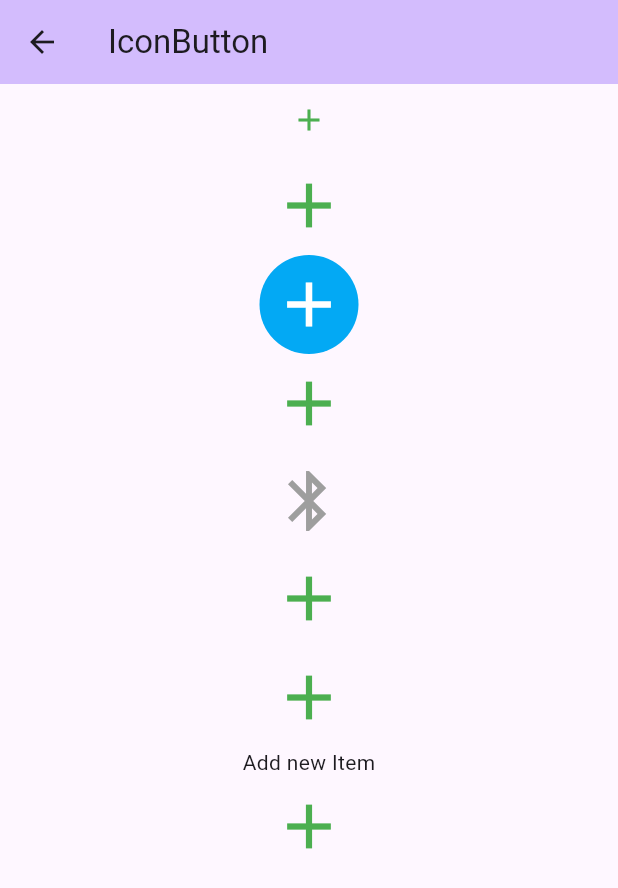
After one commit to azhar-chaudhari/flutter-examples, a Flutter app: the screen it shows after launch, in the side drawer, after a tap on "IconButton", on a phone screen of 412 x 824 dp. The commit adds this screen. Shown: the top 888 px of the screen. Run offline on Flutter 3.47's test engine with Material 2 defaults, Android fonts, the phone set to English and light mode, and no system bars.

Commit message:
icon button page

```diff
--- /dev/null
+++ b/lib/pages/icon_button_page.dart
@@ -0,0 +1,101 @@
+import 'package:flutter/material.dart';
+
+class IconButtonPage extends StatefulWidget {
+  const IconButtonPage({super.key});
+
+  @override
+  State<IconButtonPage> createState() => _IconButtonPageState();
+}
+
+class _IconButtonPageState extends State<IconButtonPage> {
+  @override
+  Widget build(BuildContext context) {
+    return Scaffold(
+        appBar: AppBar(
+          backgroundColor: Theme.of(context).colorScheme.inversePrimary,
+          title: const Text("IconButton"),
+        ),
+        body: SingleChildScrollView(
+            child: Center(
+          child: Column(children: [
+            IconButton(
+              icon: const Icon(
+                Icons.add,
+              ),
+              color: Colors.green,
+              onPressed: () {},
+            ),
+            IconButton(
+              icon: const Icon(
+                Icons.add,
+              ),
+              color: Colors.green,
+              iconSize: 50,
+              onPressed: () {},
+            ),
+            Ink(
+                decoration: const ShapeDecoration(
+                  color: Colors.lightBlue,
+                  shape: CircleBorder(),
+                ),
+                child: IconButton(
+                  icon: const Icon(
+                    Icons.add,
+                  ),
+                  color: Colors.white,
+                  iconSize: 50,
+                  onPressed: () {},
+                )),
+            IconButton(
+              icon: const Icon(
+                Icons.add,
+              ),
+              color: Colors.green,
+              splashColor: Colors.blue,
+              iconSize: 50,
+              onPressed: () {},
+            ),
+            IconButton(
+              icon: const Icon(Icons.bluetooth),
+              color: Colors.grey,
+              highlightColor: Colors.red,
+              hoverColor: Colors.green,
+              focusColor: Colors.purple,
+              splashColor: Colors.yellow,
+              disabledColor: Colors.amber,
+              iconSize: 48,
+              onPressed: () {},
+            ),
+            IconButton(
+              icon: const Icon(
+                Icons.add,
+              ),
+              tooltip: 'Add new Item (tooltip)',
+              color: Colors.green,
+              splashColor: Colors.blue,
+              iconSize: 50,
+              onPressed: () {},
+            ),
+            IconButton(
+              icon: const Icon(
+                Icons.add,
+              ),
+              color: Colors.green,
+              iconSize: 50,
+              onPressed: () {},
+            ),
+            const Text("Add new Item"),
+            IconButton(
+              icon: const Icon(
+                Icons.add,
+              ),
+              color: Colors.green,
+              tooltip: 'Alignment.bottomRight (tooltip)',
+              iconSize: 50,
+              alignment: Alignment.bottomRight,
+              onPressed: () {},
+            ),
+          ]),
+        )));
+  }
+}
--- a/lib/widgets/nav-drawer.dart
+++ b/lib/widgets/nav-drawer.dart
@@ -3,6 +3,7 @@ import 'package:flutter_examples/pages/button_page.dart';
 import 'package:flutter_examples/pages/checkbox_page.dart';
 import 'package:flutter_examples/pages/container_page.dart';
 import 'package:flutter_examples/pages/dropdown_page.dart';
+import 'package:flutter_examples/pages/icon_button_page.dart';
 import 'package:flutter_examples/pages/icon_page.dart';
 import 'package:flutter_examples/pages/image_page.dart';
 import 'package:flutter_examples/pages/margin_page.dart';
@@ -142,6 +143,17 @@ class NavDrawer extends StatelessWidget {
           ),
           ListTile(
             leading: const Icon(Icons.verified_user),
+            title: const Text('IconButton'),
+            onTap: () {
+              Navigator.pop(context); // Close the drawer
+              Navigator.push(
+                context,
+                MaterialPageRoute(builder: (context) => const IconButtonPage()),
+              );
+            },
+          ),
+          ListTile(
+            leading: const Icon(Icons.verified_user),
             title: const Text('Padding'),
             onTap: () {
               Navigator.pop(context); // Close the drawer
```
